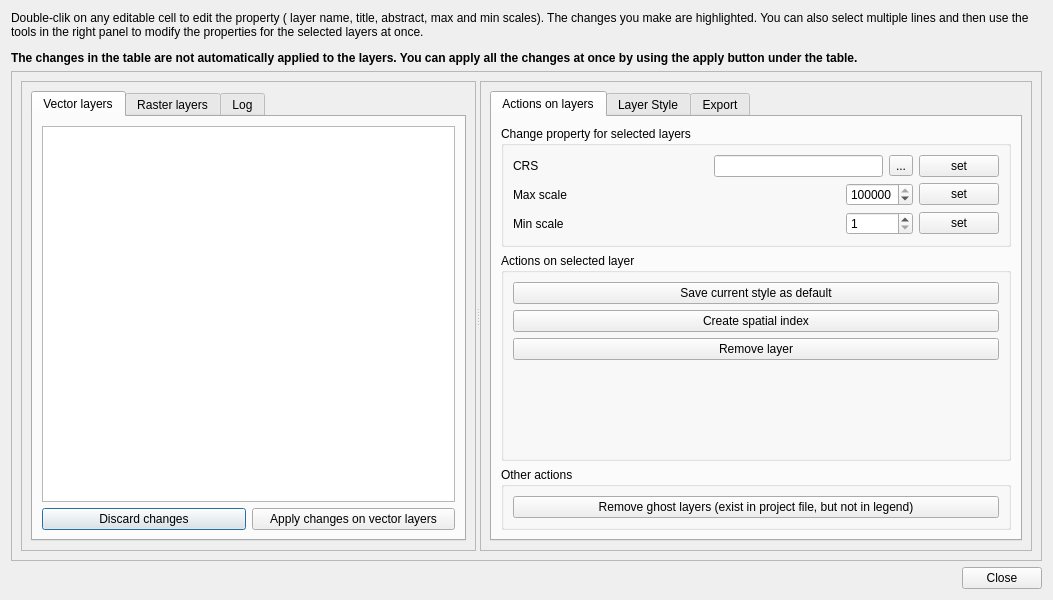
This is layer_board_dialog_base.ui in 3liz/QgisLayerBoardPlugin as Qt 5 draws it before an edit. The edited form follows.
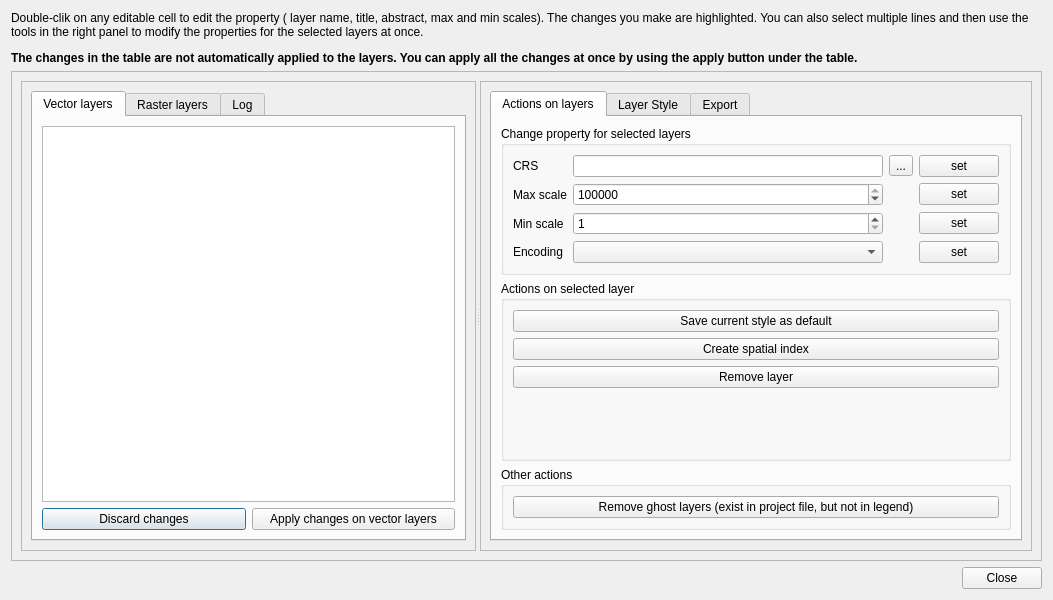
This is the edited form.

Commit message: Add the property 'Encoding' for vector layers & a button to change encoding for selected layers

The edit to the form file:
```diff
--- a/layer_board_dialog_base.ui
+++ b/layer_board_dialog_base.ui
@@ -34,8 +34,8 @@
        <rect>
         <x>0</x>
         <y>0</y>
-        <width>1033</width>
-        <height>461</height>
+        <width>1017</width>
+        <height>466</height>
        </rect>
       </property>
       <layout class="QVBoxLayout" name="verticalLayout_2">
@@ -230,83 +230,39 @@
                  </property>
                  <layout class="QVBoxLayout" name="verticalLayout_7">
                   <item>
-                   <layout class="QVBoxLayout" name="verticalLayout_5">
-                    <item>
-                     <layout class="QHBoxLayout" name="horizontalLayout_3">
-                      <item>
-                       <widget class="QLabel" name="label_2">
-                        <property name="text">
-                         <string>CRS</string>
-                        </property>
-                       </widget>
-                      </item>
-                      <item>
-                       <spacer name="horizontalSpacer">
-                        <property name="orientation">
-                         <enum>Qt::Horizontal</enum>
-                        </property>
-                        <property name="sizeHint" stdset="0">
-                         <size>
-                          <width>40</width>
-                          <height>20</height>
-                         </size>
-                        </property>
-                       </spacer>
-                      </item>
-                      <item>
-                       <widget class="QLineEdit" name="inCrs">
-                        <property name="enabled">
-                         <bool>true</bool>
-                        </property>
-                        <property name="readOnly">
-                         <bool>true</bool>
-                        </property>
-                        <property name="placeholderText">
-                         <string/>
-                        </property>
-                       </widget>
-                      </item>
-                      <item>
-                       <widget class="QToolButton" name="btDefineProjection">
-                        <property name="text">
-                         <string>...</string>
-                        </property>
-                       </widget>
-                      </item>
-                      <item>
-                       <widget class="QPushButton" name="btApplyCrs">
-                        <property name="text">
-                         <string>set</string>
-                        </property>
-                       </widget>
-                      </item>
-                     </layout>
-                    </item>
-                   </layout>
-                  </item>
-                  <item>
-                   <layout class="QHBoxLayout" name="horizontalLayout_5">
-                    <item>
-                     <widget class="QLabel" name="label_4">
+                   <layout class="QGridLayout" name="gridLayout">
+                    <item row="0" column="3">
+                     <widget class="QPushButton" name="btApplyCrs">
                       <property name="text">
-                       <string>Max scale</string>
+                       <string>set</string>
                       </property>
                      </widget>
                     </item>
-                    <item>
-                     <spacer name="horizontalSpacer_2">
-                      <property name="orientation">
-                       <enum>Qt::Horizontal</enum>
+                    <item row="2" column="1">
+                     <widget class="QSpinBox" name="inMinScale">
+                      <property name="minimum">
+                       <number>1</number>
                       </property>
-                      <property name="sizeHint" stdset="0">
-                       <size>
-                        <width>40</width>
-                        <height>20</height>
-                       </size>
+                      <property name="maximum">
+                       <number>100000000</number>
                       </property>
-                     </spacer>
+                     </widget>
                     </item>
-                    <item>
+                    <item row="0" column="2">
+                     <widget class="QToolButton" name="btDefineProjection">
+                      <property name="text">
+                       <string>...</string>
+                      </property>
+                     </widget>
+                    </item>
+                    <item row="0" column="0">
+                     <widget class="QLabel" name="label_2">
+                      <property name="text">
+                       <string>CRS</string>
+                      </property>
+                     </widget>
+                    </item>
+                    <item row="1" column="1">
                      <widget class="QSpinBox" name="inMaxScale">
                       <property name="minimum">
                        <number>1</number>
@@ -319,49 +275,59 @@
                       </property>
                      </widget>
                     </item>
-                    <item>
+                    <item row="2" column="3">
+                     <widget class="QPushButton" name="btApplyMinScale">
+                      <property name="text">
+                       <string>set</string>
+                      </property>
+                     </widget>
+                    </item>
+                    <item row="1" column="3">
                      <widget class="QPushButton" name="btApplyMaxScale">
                       <property name="text">
                        <string>set</string>
                       </property>
                      </widget>
                     </item>
-                   </layout>
-                  </item>
-                  <item>
-                   <layout class="QHBoxLayout" name="horizontalLayout_4">
-                    <item>
+                    <item row="2" column="0">
                      <widget class="QLabel" name="label_3">
                       <property name="text">
                        <string>Min scale</string>
                       </property>
                      </widget>
                     </item>
-                    <item>
-                     <spacer name="horizontalSpacer_3">
-                      <property name="orientation">
-                       <enum>Qt::Horizontal</enum>
+                    <item row="1" column="0">
+                     <widget class="QLabel" name="label_4">
+                      <property name="text">
+                       <string>Max scale</string>
                       </property>
-                      <property name="sizeHint" stdset="0">
-                       <size>
-                        <width>40</width>
-                        <height>20</height>
-                       </size>
-                      </property>
-                     </spacer>
+                     </widget>
                     </item>
-                    <item>
-                     <widget class="QSpinBox" name="inMinScale">
-                      <property name="minimum">
-                       <number>1</number>
+                    <item row="0" column="1">
+                     <widget class="QLineEdit" name="inCrs">
+                      <property name="enabled">
+                       <bool>true</bool>
                       </property>
-                      <property name="maximum">
-                       <number>100000000</number>
+                      <property name="readOnly">
+                       <bool>true</bool>
                       </property>
+                      <property name="placeholderText">
+                       <string/>
+                      </property>
                      </widget>
                     </item>
-                    <item>
-                     <widget class="QPushButton" name="btApplyMinScale">
+                    <item row="3" column="0">
+                     <widget class="QLabel" name="encodingLabel">
+                      <property name="text">
+                       <string>Encoding</string>
+                      </property>
+                     </widget>
+                    </item>
+                    <item row="3" column="1">
+                     <widget class="QComboBox" name="inEncodingList"/>
+                    </item>
+                    <item row="3" column="3">
+                     <widget class="QPushButton" name="btApplyEncoding">
                       <property name="text">
                        <string>set</string>
                       </property>
@@ -455,8 +421,8 @@
                    <rect>
                     <x>0</x>
                     <y>0</y>
-                    <width>461</width>
-                    <height>337</height>
+                    <width>453</width>
+                    <height>342</height>
                    </rect>
                   </property>
                  </widget>
```
The commit also changes 1 other file.
